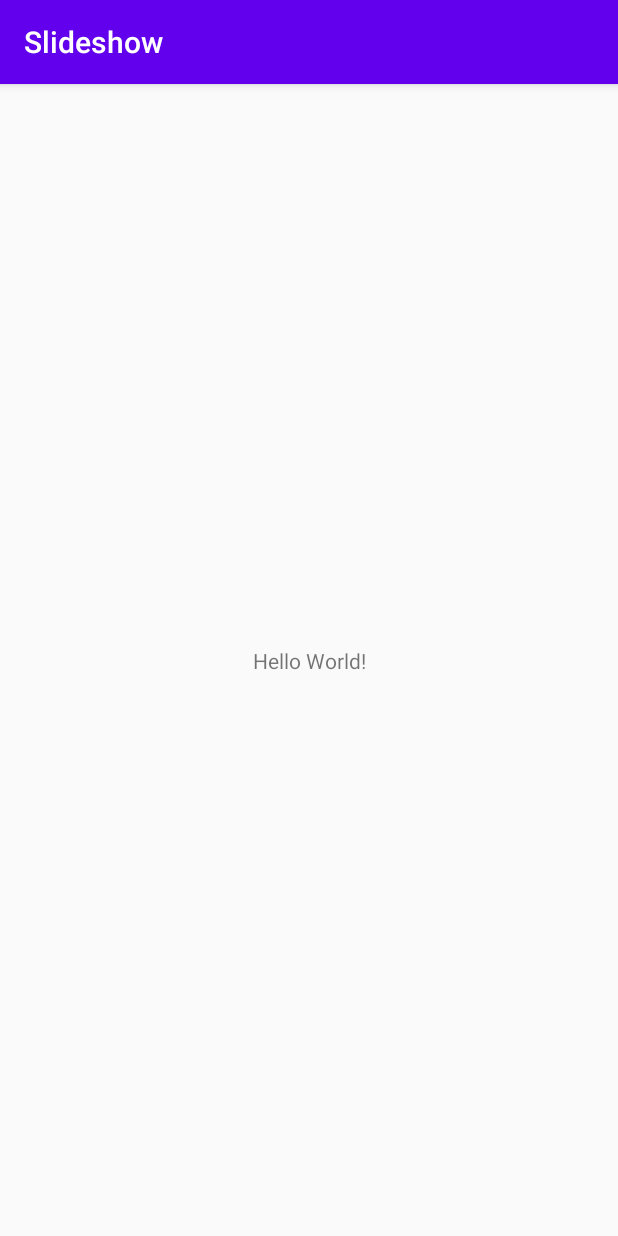
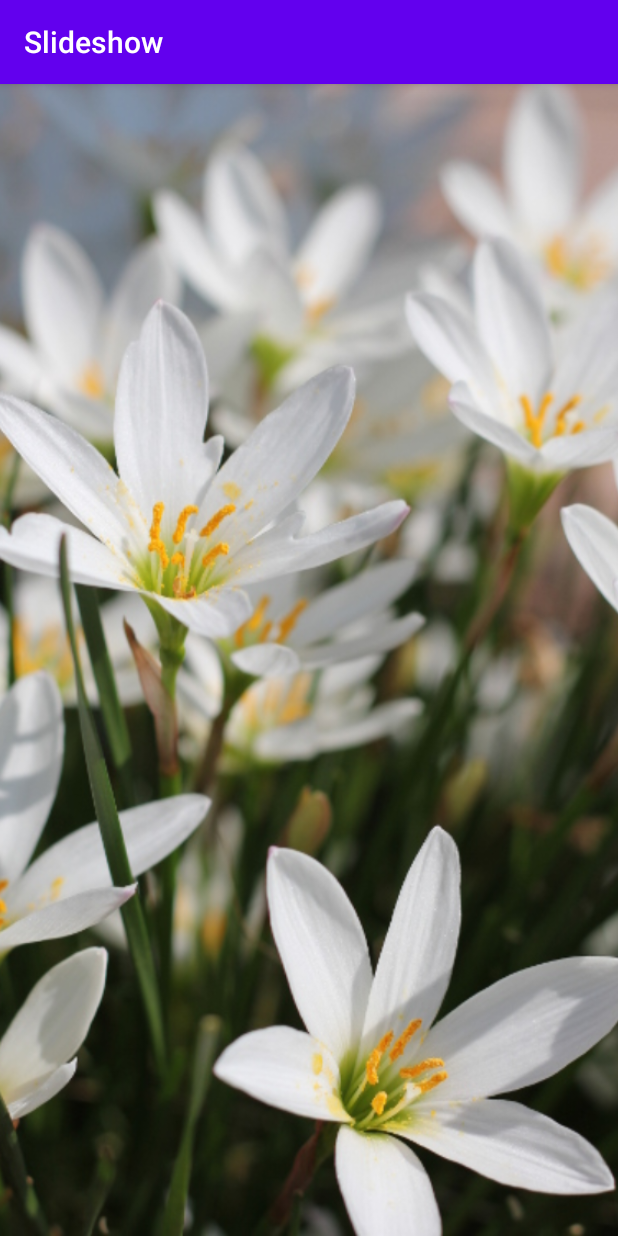
Before and after one commit to syu-kwsk/learning-recorder, an Android app: the screen it shows after launch (MainActivity), on a phone screen of 412 x 824 dp. Run offline under Robolectric (Android 15) with nearby library versions, the phone set to English and light mode, and no system bars.

Commit message:
Slide page by using ViewPager2

```diff
--- a/tutorial/Slideshow/app/build.gradle
+++ b/tutorial/Slideshow/app/build.gradle
@@ -31,6 +31,7 @@ dependencies {
     implementation 'androidx.appcompat:appcompat:1.2.0'
     implementation 'androidx.constraintlayout:constraintlayout:2.0.1'
     implementation 'androidx.legacy:legacy-support-v4:1.0.0'
+    implementation 'androidx.viewpager2:viewpager2:1.0.0'
     testImplementation 'junit:junit:4.12'
     androidTestImplementation 'androidx.test.ext:junit:1.1.2'
     androidTestImplementation 'androidx.test.espresso:espresso-core:3.3.0'
--- a/tutorial/Slideshow/app/src/main/java/com/example/slideshow/MainActivity.kt
+++ b/tutorial/Slideshow/app/src/main/java/com/example/slideshow/MainActivity.kt
@@ -2,10 +2,35 @@ package com.example.slideshow
 
 import androidx.appcompat.app.AppCompatActivity
 import android.os.Bundle
+import androidx.fragment.app.Fragment
+import androidx.fragment.app.FragmentActivity
+import androidx.fragment.app.FragmentManager
+import androidx.fragment.app.FragmentPagerAdapter
+import androidx.viewpager2.adapter.FragmentStateAdapter
+import kotlinx.android.synthetic.main.activity_main.*
 
 class MainActivity : AppCompatActivity() {
+    class MyAdapter(fm: FragmentActivity) : FragmentStateAdapter(fm){
+        private  val resources = listOf(
+            R.drawable.slide00, R.drawable.slide01,
+            R.drawable.slide02, R.drawable.slide03,
+            R.drawable.slide04, R.drawable.slide05,
+            R.drawable.slide06, R.drawable.slide07,
+            R.drawable.slide08, R.drawable.slide09
+        )
+
+        override fun getItemCount(): Int {
+            return resources.size
+        }
+
+        override fun createFragment(position: Int): Fragment {
+            return ImageFragment.newInstance(resources[position])
+        }
+    }
+
     override fun onCreate(savedInstanceState: Bundle?) {
         super.onCreate(savedInstanceState)
         setContentView(R.layout.activity_main)
+        pager.adapter = MyAdapter(this)
     }
 }
--- a/tutorial/Slideshow/app/src/main/res/layout/activity_main.xml
+++ b/tutorial/Slideshow/app/src/main/res/layout/activity_main.xml
@@ -6,13 +6,12 @@
     android:layout_height="match_parent"
     tools:context=".MainActivity">
 
-    <TextView
-        android:layout_width="wrap_content"
-        android:layout_height="wrap_content"
-        android:text="Hello World!"
+    <androidx.viewpager2.widget.ViewPager2
+        android:id="@+id/pager"
+        android:layout_width="0dp"
+        android:layout_height="0dp"
         app:layout_constraintBottom_toBottomOf="parent"
-        app:layout_constraintLeft_toLeftOf="parent"
-        app:layout_constraintRight_toRightOf="parent"
+        app:layout_constraintEnd_toEndOf="parent"
+        app:layout_constraintStart_toStartOf="parent"
         app:layout_constraintTop_toTopOf="parent" />
-
 </androidx.constraintlayout.widget.ConstraintLayout>
```
